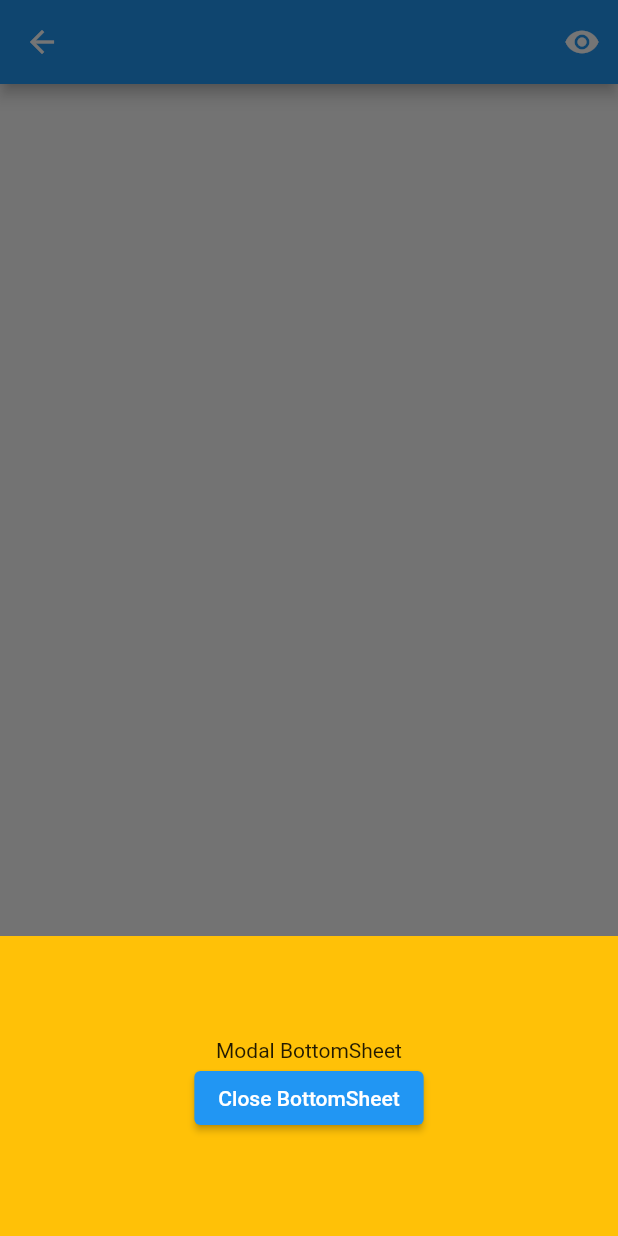
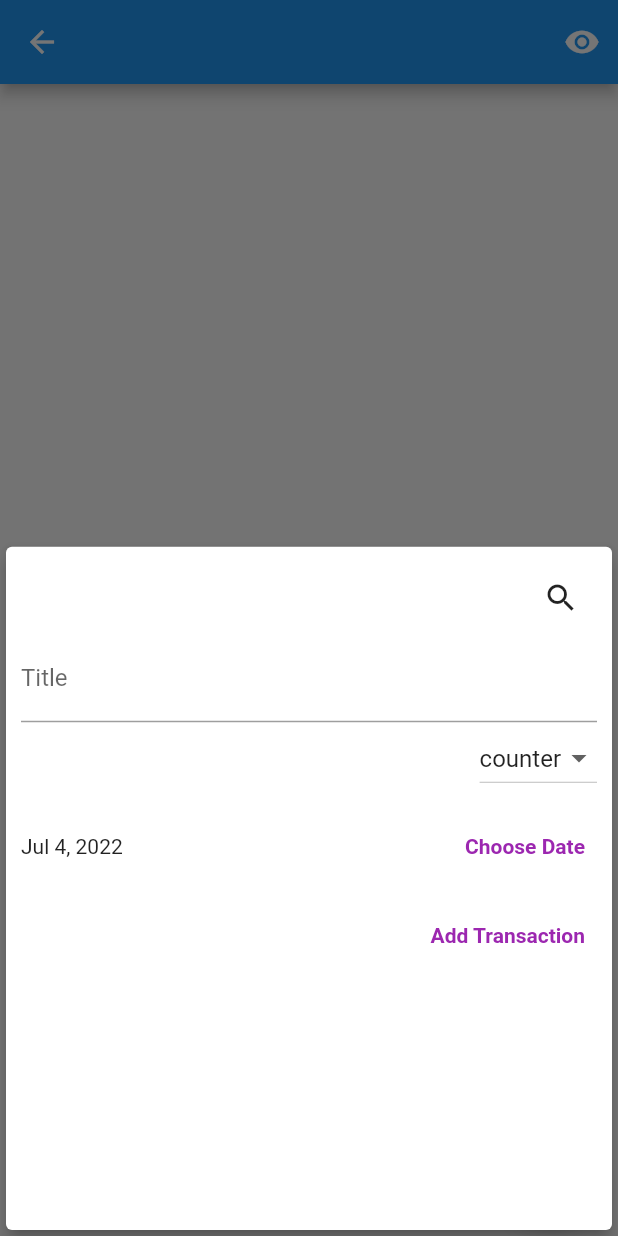
Before and after one commit to BlackAngryDog/symptom_tracker, a Flutter app: the TrackerPage screen opened directly with empty values, after a tap on the "add" icon, on a phone screen of 412 x 824 dp. Run offline on Flutter 3.47's test engine with Material 2 defaults, Android fonts, the light colour scheme and no system bars; our stand-ins replace cloud_firestore, firebase_auth, firebase_core, firebase_database, flutter_rating_bar; missing offline and left inert: flutter_iconpicker, flutterfire_ui; accounts and stored records are empty; statements that could not run were skipped.

Commit message:
added "add tracker" popup and IconPicker (not saved).

```diff
--- a/lib/pages/tracker_home.dart
+++ b/lib/pages/tracker_home.dart
@@ -5,6 +5,7 @@ import 'package:symptom_tracker/model/trackable.dart';
 import 'package:symptom_tracker/model/tracker.dart';
 import 'package:symptom_tracker/model/user.dart';
 import 'package:symptom_tracker/pages/tracker_history.dart';
+import 'package:symptom_tracker/widgets/add_tracker_popup.dart';
 import 'package:symptom_tracker/widgets/data_log_list.dart';
 import 'package:symptom_tracker/widgets/tracker_list.dart';
 
@@ -55,12 +56,27 @@ class _TrackerPageState extends State<TrackerPage> {
         });
   }
 
-  void _addTracker() {
+  void _addTrackerPopup(BuildContext ctx) {
+    showModalBottomSheet(
+        backgroundColor: const Color.fromARGB(0, 0, 0, 0),
+        context: ctx,
+        builder: (_) {
+          return GestureDetector(
+            child: AddTracker(_addTracker),
+            onTap: () {},
+            behavior: HitTestBehavior.opaque,
+          );
+        });
+  }
+
+  void _addTracker(Tracker value) {
     // DatabaseTools.testFirestore();
     _counter++;
     setState(() {
       // TODO - CREATE A NEW TRACKER IN THE TRACKABLE (NEEDS POPUP FOR PARAMS)
-      Tracker tracker = Tracker(widget.trackable.id ?? 'default', title: "test $_counter", type: "counter");
+
+      Tracker tracker = value;
+      tracker.trackableID = widget.trackable.id ?? 'default';
       tracker.save();
     });
   }
@@ -103,7 +119,7 @@ class _TrackerPageState extends State<TrackerPage> {
       ),
       floatingActionButton: FloatingActionButton(
         onPressed: () {
-          _startAddTracker(context);
+          _addTrackerPopup(context);
         },
         tooltip: 'Increment',
         child: const Icon(Icons.add),
--- /dev/null
+++ b/lib/widgets/add_tracker_popup.dart
@@ -0,0 +1,123 @@
+import 'package:flutter/material.dart';
+import 'package:flutter_iconpicker/Models/IconPack.dart';
+import 'package:flutter_iconpicker/flutter_iconpicker.dart';
+import 'package:intl/intl.dart';
+import 'package:symptom_tracker/model/tracker.dart';
+
+class AddTracker extends StatefulWidget {
+  //const AddTransaction({ Key? key }) : super(key: key);
+
+  final Function(Tracker tracker) onAddTracker;
+
+  AddTracker(this.onAddTracker);
+
+  @override
+  State<AddTracker> createState() => _AddTrackerState();
+}
+
+class _AddTrackerState extends State<AddTracker> {
+  final titleController = TextEditingController();
+  DateTime _selectedDate = DateTime.now();
+
+  String selectedValue = "counter";
+  List<DropdownMenuItem<String>> get dropdownItems {
+    List<DropdownMenuItem<String>> menuItems = [
+      DropdownMenuItem(child: Text("counter"), value: "counter"),
+      DropdownMenuItem(child: Text("quality"), value: "quality"),
+      DropdownMenuItem(child: Text("value"), value: "value"),
+    ];
+    return menuItems;
+  }
+
+  void OnSubmitTracker() {
+    print("test");
+    final String _title = titleController.text;
+
+    if (_title == "") return;
+
+    Tracker tracker = Tracker('default', title: _title, type: selectedValue);
+
+    widget.onAddTracker(tracker);
+
+    Navigator.of(context).pop();
+  }
+
+  void _presentDatePicker() {
+    showDatePicker(
+      context: context,
+      initialDate: DateTime.now(),
+      firstDate: DateTime(2022),
+      lastDate: DateTime.now(),
+    ).then((value) => {
+          setState(() {
+            _selectedDate = value ?? DateTime.now();
+          })
+        });
+  }
+
+  Icon _icon = Icon(Icons.search_outlined);
+
+  _pickIcon() async {
+    IconData? icon = await FlutterIconPicker.showIconPicker(context,
+        iconPackModes: [IconPack.fontAwesomeIcons]);
+
+    _icon = Icon(icon);
+    setState(() {});
+
+    debugPrint('Picked Icon:  $icon');
+  }
+
+  @override
+  Widget build(BuildContext context) {
+    return Card(
+      elevation: 5,
+      child: Container(
+        margin: EdgeInsets.all(10),
+        child: Column(
+          crossAxisAlignment: CrossAxisAlignment.end,
+          children: [
+            IconButton(onPressed: _pickIcon, icon: _icon),
+            TextField(
+              decoration: InputDecoration(labelText: 'Title'),
+              controller: titleController,
+            ),
+            DropdownButton(
+                value: selectedValue,
+                onChanged: (String? newValue) {
+                  setState(() {
+                    selectedValue = newValue!;
+                  });
+                },
+                items: dropdownItems),
+            Container(
+              height: 70,
+              child: Row(
+                children: [
+                  Expanded(
+                    child: Text(DateFormat.yMMMd().format(_selectedDate)),
+                  ),
+                  TextButton(
+                    onPressed: _presentDatePicker,
+                    child: Text(
+                      "Choose Date",
+                      style: TextStyle(fontWeight: FontWeight.bold),
+                    ),
+                    style: TextButton.styleFrom(primary: Colors.purple),
+                  )
+                ],
+              ),
+            ),
+            TextButton(
+              onPressed: OnSubmitTracker,
+              child: Text(
+                "Add Transaction",
+                style: TextStyle(fontWeight: FontWeight.bold),
+              ),
+              style: TextButton.styleFrom(primary: Colors.purple),
+            )
+          ],
+        ),
+      ),
+    );
+  }
+}
--- a/lib/widgets/tracker_list.dart
+++ b/lib/widgets/tracker_list.dart
@@ -19,7 +19,8 @@ class TrackerList extends StatelessWidget {
     return Container(
       height: MediaQuery.of(context).copyWith().size.height,
       child: StreamBuilder<QuerySnapshot>(
-        stream: Tracker.getCollection(_trackable.id ?? "default").where('type', isEqualTo: "counter").snapshots(),
+        //stream: Tracker.getCollection(_trackable.id ?? "default").where('type', isEqualTo: "counter").snapshots(),
+        stream: Tracker.getCollection(_trackable.id ?? "default").snapshots(),
         builder: (context, snapshot) {
           if (!snapshot.hasData) {
             return Center(
@@ -28,7 +29,8 @@ class TrackerList extends StatelessWidget {
           } else {
             return ListView(
               children: snapshot.data?.docs.map((doc) {
-                return TrackerItem(Tracker.fromJson(doc.id, doc.data() as Map<String, dynamic>));
+                return TrackerItem(Tracker.fromJson(
+                    doc.id, doc.data() as Map<String, dynamic>));
               }).toList() as List<TrackerItem>,
             );
           }
--- a/pubspec.yaml
+++ b/pubspec.yaml
@@ -39,6 +39,7 @@ dependencies:
   firebase_database: ^9.0.16
   flutter_rating_bar: ^4.0.1
   cloud_firestore: ^3.1.18
+  flutter_iconpicker: ^3.1.4+1
 
 dev_dependencies:
   flutter_test:
```
Also changed, not shown: lib/widgets/trackers/value_tracker.dart (+4 -4 lines), pubspec.lock.
